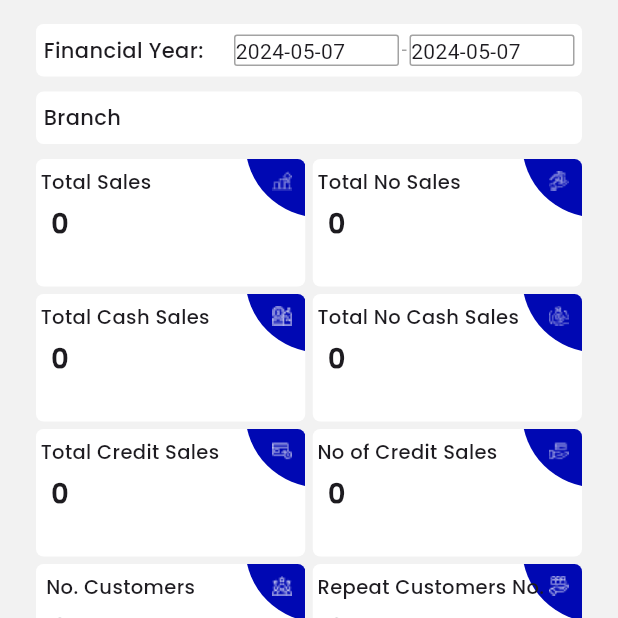
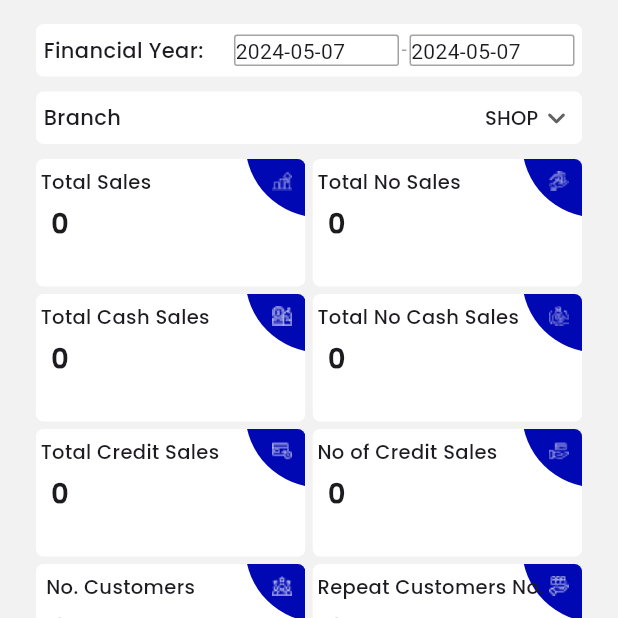
Before and after one commit to MuhammedFaasil/sherAcc, a Flutter app: the TodayReportPage screen opened directly, on a phone screen of 412 x 824 dp, the top half of it. Run offline on Flutter 3.47's test engine with Material 3 defaults, Android fonts, the light colour scheme and no system bars; our stand-ins replace bloc, flutter_bloc, flutter_hooks, freezed_annotation, go_router; Roboto replaces fonts that are missing (Poppins).

Commit message:
drop down ui added

```diff
--- a/lib/main.dart
+++ b/lib/main.dart
@@ -1,5 +1,5 @@
 import 'package:flutter/material.dart';
-import 'package:sher_acc_erp/view/pages/splash_screen.dart';
+import 'package:sher_acc_erp/router/router.dart';
 
 void main() {
   runApp(const MyApp());
@@ -10,9 +10,9 @@ class MyApp extends StatelessWidget {
 
   @override
   Widget build(BuildContext context) {
-    return const MaterialApp(
+    return  MaterialApp.router(
       title: 'SherAcc Erp',
-      home: SplashScreen(),
+      routerConfig: router,
     );
   }
 }
--- /dev/null
+++ b/lib/router/router.dart
@@ -0,0 +1,24 @@
+import 'package:go_router/go_router.dart';
+import 'package:sher_acc_erp/view/pages/home_page.dart';
+import 'package:sher_acc_erp/view/pages/login_page.dart';
+import 'package:sher_acc_erp/view/pages/splash_screen.dart';
+import 'package:sher_acc_erp/view/pages/today_report_page.dart';
+
+final router = GoRouter(initialLocation: SplashScreen.routePath, routes: [
+  GoRoute(
+    path: SplashScreen.routePath,
+    builder: (context, state) => const SplashScreen(),
+  ),
+  GoRoute(
+    path: LoginPage.routePath,
+    builder: (context, state) => const LoginPage(),
+  ),
+  GoRoute(
+    path: HomePage.routePath,
+    builder: (context, state) => HomePage(),
+  ),
+  GoRoute(
+    path: TodayReportPage.routePath,
+    builder: (context, state) => const TodayReportPage(),
+  )
+]);
--- a/lib/view/pages/today_report_page.dart
+++ b/lib/view/pages/today_report_page.dart
@@ -5,6 +5,7 @@ import 'package:sher_acc_erp/view/widgets/sales_summary_progrress_bar_widget.dar
 import 'package:sher_acc_erp/view/widgets/summary_count_widget.dart';
 
 class TodayReportPage extends StatelessWidget {
+  static const routePath = '/todayReportPage';
   const TodayReportPage({super.key});
 
   @override
@@ -16,7 +17,6 @@ class TodayReportPage extends StatelessWidget {
           padding: EdgeInsets.symmetric(horizontal: 24, vertical: 16),
           child: Column(
             children: [
-
               FinancialYearDisplay(),
               SizedBox(
                 height: 10,
--- a/lib/view/widgets/branch_select_widget.dart
+++ b/lib/view/widgets/branch_select_widget.dart
@@ -1,4 +1,5 @@
 import 'package:flutter/material.dart';
+import 'package:sher_acc_erp/view/widgets/dropdown_widget.dart';
 
 class BranchSelectWidget extends StatelessWidget {
   const BranchSelectWidget({super.key});
@@ -21,7 +22,9 @@ class BranchSelectWidget extends StatelessWidget {
               fontFamily: 'poppins',
               fontWeight: FontWeight.w500,
             ),
-          )
+          ),
+          Spacer(),
+          DropDownWidget(items: ['SHOP', ''])
         ],
       ),
     );
--- /dev/null
+++ b/lib/view/widgets/dropdown_widget.dart
@@ -0,0 +1,50 @@
+import 'package:flutter/cupertino.dart';
+import 'package:flutter/material.dart';
+import 'package:flutter/widgets.dart';
+import 'package:flutter_hooks/flutter_hooks.dart';
+
+class DropDownWidget extends HookWidget {
+  final List<String> items;
+  final void Function(String value)? onChange;
+  final String? initalValue;
+  const DropDownWidget(
+      {super.key, required this.items, this.onChange, this.initalValue});
+
+  @override
+  Widget build(BuildContext context) {
+    final dropdownValue = useState<String>(initalValue ?? items.first);
+    return SizedBox(
+      height: 150,
+      width: 60,
+      child: Center(
+        child: DropdownButtonHideUnderline(
+            child: DropdownButton<String>(
+          value: dropdownValue.value,
+          isExpanded: true,
+          icon: const Icon(Icons.keyboard_arrow_down_rounded),
+          // style: TextStyle(color: Colors.black),
+          onChanged: (String? value) {
+            if (value != null) {
+              dropdownValue.value = value;
+              onChange?.call(value);
+            }
+          },
+          items: items.map<DropdownMenuItem<String>>((String value) {
+            return DropdownMenuItem<String>(
+              value: value,
+              child: Center(
+                child: Text(
+                  value,
+                  style: TextStyle(
+                      fontFamily: 'poppins',
+                      fontWeight: FontWeight.w500,
+                      fontSize: 13),
+                ),
+              ),
+            );
+          }).toList(),
+        )),
+      ),
+    );
+  }
+}
--- a/lib/view/widgets/financial_year_add_widget.dart
+++ b/lib/view/widgets/financial_year_add_widget.dart
@@ -49,10 +49,8 @@ class FinancialYearDisplay extends StatelessWidget {
                   borderRadius: BorderRadius.circular(2),
                   border: Border.all(width: 1, color: const Color(0xffA3A3A3)),
                 ),
-                child: Expanded(
-                  child: Text(
-                    state['from'].toString(),
-                  ),
+                child: Text(
+                  state['from'].toString(),
                 ),
               ),
             ),
--- a/pubspec.yaml
+++ b/pubspec.yaml
@@ -42,6 +42,7 @@ dependencies:
   freezed_annotation: ^2.4.1
   build_runner: ^2.4.9
   flutter_bloc: ^8.1.5
+  go_router: ^14.0.2
 
 dev_dependencies:
   flutter_test:
```
Also changed, not shown: lib/view/pages/dash_page.dart (added, +87 -0 lines), lib/view/pages/home_page.dart (+4 -6 lines), lib/view/pages/login_page.dart (+3 -5 lines), lib/view/pages/splash_screen.dart (+20 -64 lines), assets/icons/Cash_bank_icon.png (added), assets/icons/expenses_icon.png (added), assets/icons/payable_icon.png (added), assets/icons/statement_icon.png (added), pubspec.lock.
